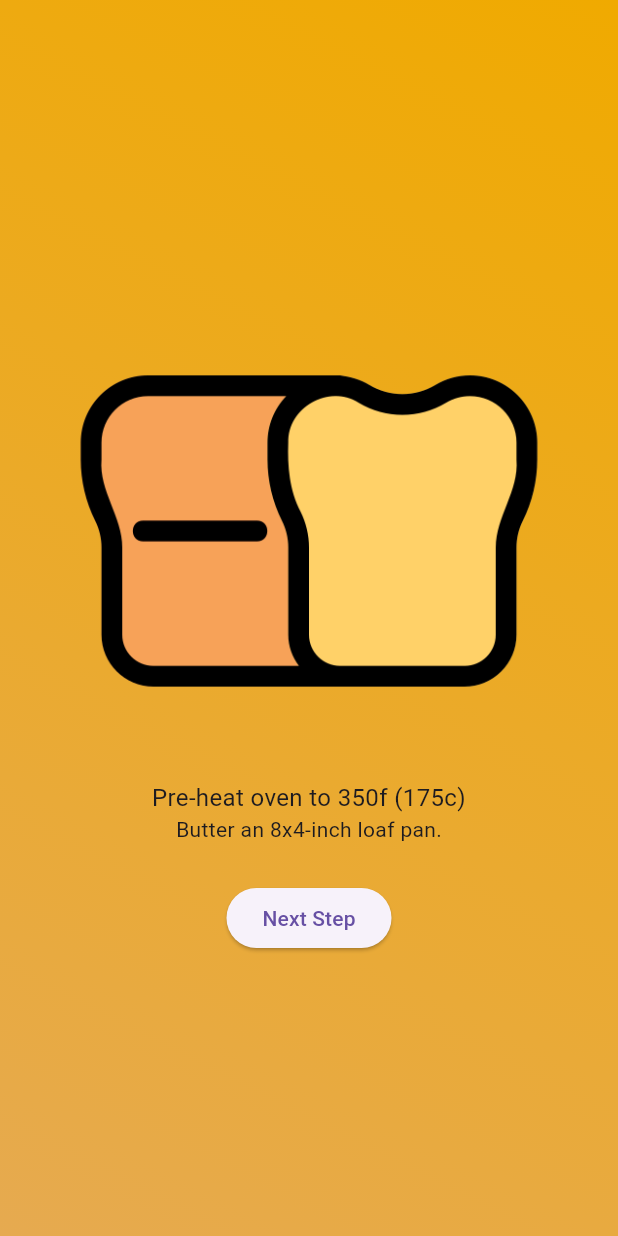
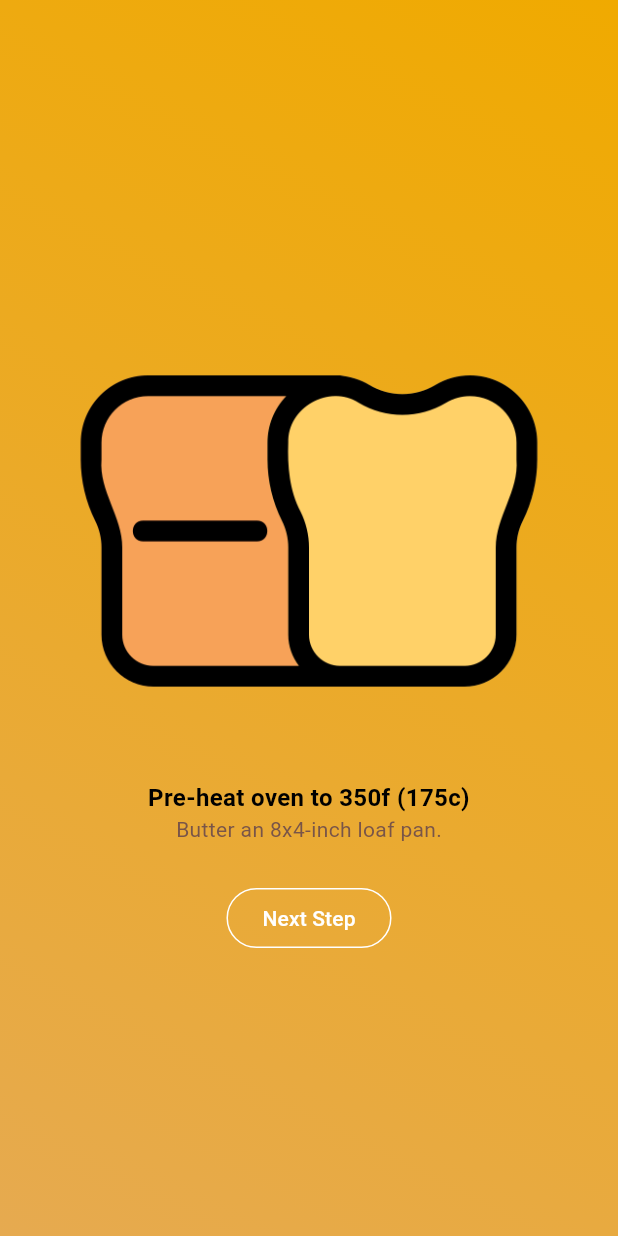
Before and after one commit to jarbunn/banana-bread, a Flutter app: the screen it shows after launch, after a tap on "Lets Begin!", on a phone screen of 412 x 824 dp. Run offline on Flutter 3.47's test engine with Material 3 defaults, Android fonts, the phone set to English and light mode, and no system bars.

Commit message:
Unified styling across all screens

```diff
--- a/lib/instructions_identifier.dart
+++ b/lib/instructions_identifier.dart
@@ -17,7 +17,7 @@ class InstructionsIdentifier extends StatelessWidget{
       ),
       child: Text(ingredientNumber.toString(), style: const TextStyle(
         fontWeight: FontWeight.bold,
-        color: Colors.green
+        color: Colors.deepOrange
       ),),
     );
   }
--- a/lib/recipe_screen.dart
+++ b/lib/recipe_screen.dart
@@ -1,7 +1,7 @@
 import 'package:flutter/material.dart';
 import 'package:banana_bread/data/steps.dart';
 
-class RecipeScreen extends StatefulWidget{
+class RecipeScreen extends StatefulWidget {
   const RecipeScreen({super.key, required this.onSelectedStep});
 
   final void Function(int index) onSelectedStep;
@@ -13,7 +13,6 @@ class RecipeScreen extends StatefulWidget{
 }
 
 class _RecipeScreenState extends State<RecipeScreen> {
-
   int currentStepIndex = 0;
 
   void nextStep() {
@@ -27,17 +26,29 @@ class _RecipeScreenState extends State<RecipeScreen> {
   Widget build(context) {
     final currentStep = ingredients[currentStepIndex];
     return SizedBox(
-      child: Container (
+      child: Container(
         margin: const EdgeInsets.all(40),
         child: Column(
           mainAxisAlignment: MainAxisAlignment.center,
           crossAxisAlignment: CrossAxisAlignment.center,
           children: [
             Image.asset(currentStep.image),
-            Text(currentStep.header, style: const TextStyle(fontSize: 16),textAlign: TextAlign.center,),
-            Text(currentStep.body),
+            Text(
+              currentStep.header,
+              style: const TextStyle(fontSize: 16, fontWeight: FontWeight.bold, color: Colors.black),
+              textAlign: TextAlign.center,
+            ),
+            Text(currentStep.body, style: const TextStyle(color: Colors.brown),),
             const SizedBox(height: 25),
-            ElevatedButton(onPressed: nextStep, child: const Text('Next Step'),)
+            OutlinedButton(
+              onPressed: nextStep,
+              style: OutlinedButton.styleFrom(
+                  side: const BorderSide(color: Colors.white)),
+              child: const Text(
+                'Next Step',
+                style: TextStyle(color: Colors.white),
+              ),
+            )
           ],
         ),
       ),
--- a/lib/start_screen.dart
+++ b/lib/start_screen.dart
@@ -18,12 +18,13 @@ class StartScreen extends StatelessWidget {
           ),
           const SizedBox(height: 80),
           const Text('Learn to make Banana Bread!',
-              style: TextStyle(fontSize: 24, color: Colors.white)),
+              style: TextStyle(fontSize: 24, color: Colors.black)),
           const SizedBox(height: 30),
           OutlinedButton.icon(
             onPressed: startRecipe,
-            label: const Text('Lets Begin!'),
-            icon: const Icon(Icons.start),
+            style: OutlinedButton.styleFrom(side: const BorderSide(color: Colors.white)),
+            label: const Text('Lets Begin!', style: TextStyle(fontWeight: FontWeight.bold, color: Colors.white),),
+            icon: const Icon(Icons.start, color: Colors.white,),
             iconAlignment: IconAlignment.end,
           )
         ],
--- a/lib/summary_item.dart
+++ b/lib/summary_item.dart
@@ -20,11 +20,11 @@ class SummaryItem extends StatelessWidget{
           children: [
             const SizedBox(height: 15),
             Text(
-              itemData['header'] as String, style: const TextStyle(color: Colors.purple, fontWeight: FontWeight.bold, fontSize: 16), textAlign: TextAlign.start,
+              itemData['header'] as String, style: const TextStyle(color: Colors.black, fontWeight: FontWeight.bold, fontSize: 16), textAlign: TextAlign.start,
               ),
             const SizedBox(height: 5),
             Text(
-              itemData['body'] as String, style: const TextStyle(color: Color.fromARGB(255, 206, 79, 228), fontSize: 14), textAlign: TextAlign.justify
+              itemData['body'] as String, style: const TextStyle(color: Colors.brown, fontSize: 14), textAlign: TextAlign.justify
               ),
               const SizedBox(height: 10),
           ],
```
Also changed, not shown: lib/instructions_screen.dart (+13 -8 lines).
